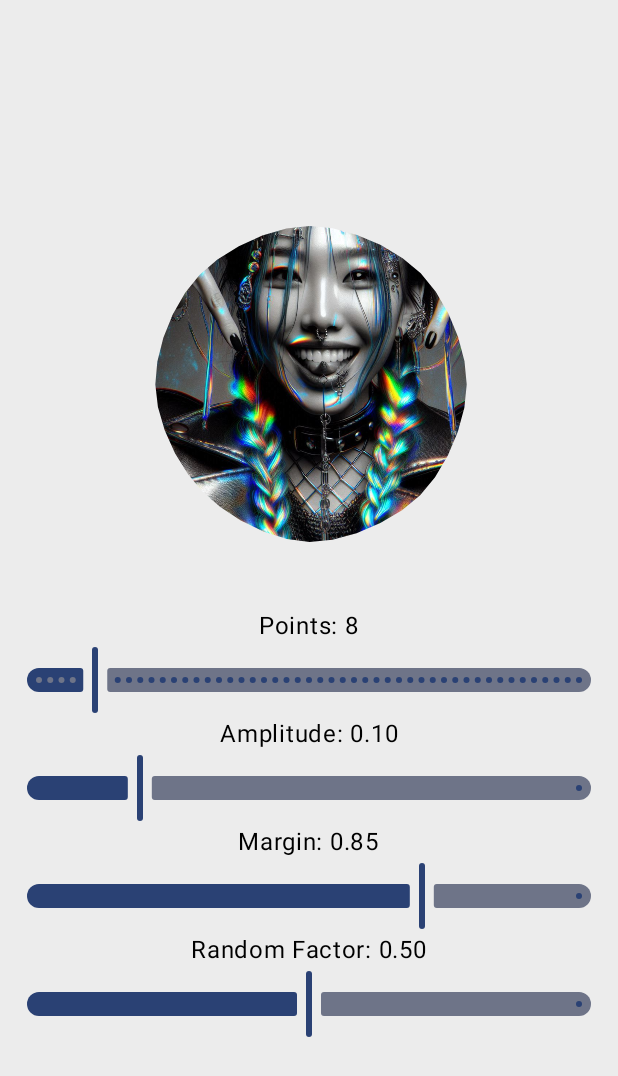
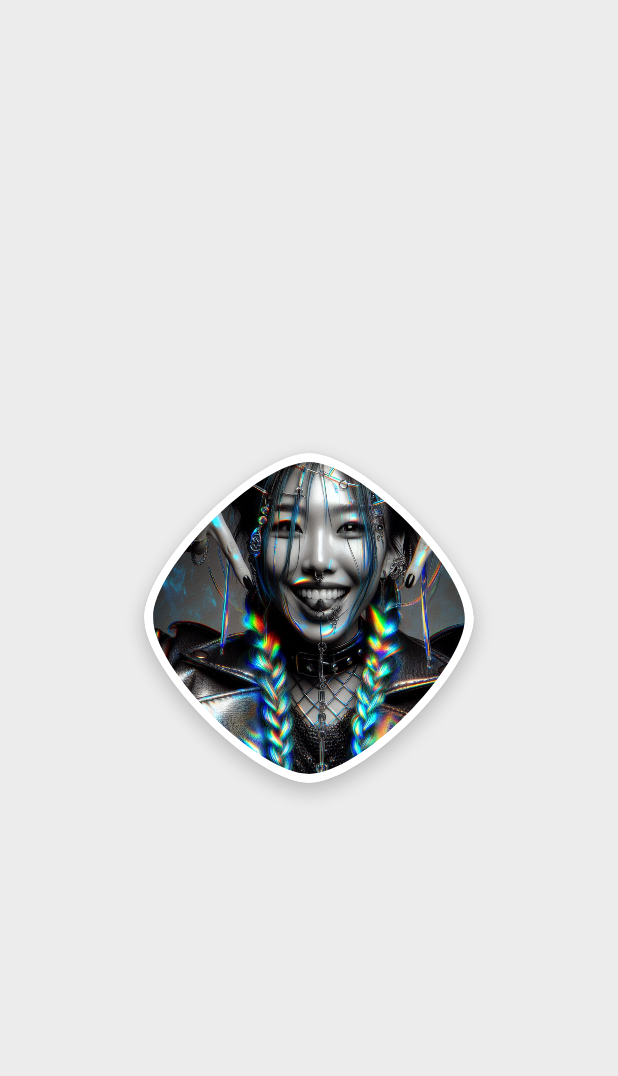
Before and after one commit to JumpingKeyCaps/BulgedComposeShaper, an Android app built with Jetpack Compose: the screen it shows after launch (MainActivity), on a phone screen of 412 x 824 dp. Shown: the top 1076 px of the screen. Run offline under Robolectric (Android 15) with nearby library versions, the phone set to English and light mode, and no system bars.

Commit message:
feature(main/): Virtual Rollback to demonstrate previous shape version in demo screenshot.

```diff
--- a/app/src/main/java/com/lebaillyapp/bulgedcomposeshaper/MainActivity.kt
+++ b/app/src/main/java/com/lebaillyapp/bulgedcomposeshaper/MainActivity.kt
@@ -1,19 +1,13 @@
 package com.lebaillyapp.bulgedcomposeshaper
 
-import android.graphics.BitmapFactory
 import android.os.Bundle
 import androidx.activity.ComponentActivity
 import androidx.activity.compose.setContent
 import androidx.activity.enableEdgeToEdge
 import androidx.compose.foundation.background
-import androidx.compose.foundation.layout.Arrangement
 import androidx.compose.foundation.layout.Box
-import androidx.compose.foundation.layout.Column
-import androidx.compose.foundation.layout.Spacer
 import androidx.compose.foundation.layout.fillMaxSize
-import androidx.compose.foundation.layout.height
 import androidx.compose.foundation.layout.padding
-import androidx.compose.foundation.layout.size
 import androidx.compose.material3.Scaffold
 import androidx.compose.material3.Slider
 import androidx.compose.material3.Text
@@ -48,23 +42,20 @@ class MainActivity : ComponentActivity() {
                        // 1 - Simple use demo
                      //  BulgedShapeDemo(modifier = Modifier.align(Alignment.Center))
                        // 2 - Animated demo
-                   //    BulgedAnimShapeDemo(modifier = Modifier.align(Alignment.Center))
+                       BulgedAnimShapeDemo(modifier = Modifier.align(Alignment.Center))
                        // 3 - Animated demo with idle mode
                  //      BulgedAnimFullDemo(modifier = Modifier.align(Alignment.Center))
 
                        // 4 - Animated demo blob
-
-
+                /**
                        val context = LocalContext.current
                        val imageBitmap: ImageBitmap = remember {
                            BitmapFactory.decodeResource(context.resources, R.drawable.demopic).asImageBitmap()
                        }
-
                        var pointCount by remember { mutableStateOf(8f) }
                        var amplitude by remember { mutableStateOf(0.1f) }
                        var marginFactor by remember { mutableStateOf(0.85f) }
                        var randomFactor by remember { mutableStateOf(0.5f) }
-
                        Column(
                            modifier = Modifier
                                .fillMaxSize()
@@ -73,7 +64,6 @@ class MainActivity : ComponentActivity() {
                            horizontalAlignment = Alignment.CenterHorizontally,
                            verticalArrangement = Arrangement.Center
                        ) {
-
                            SmoothBlobImageDemo(
                                bitmap = imageBitmap,
                                modifier = Modifier.size(250.dp),
@@ -82,9 +72,7 @@ class MainActivity : ComponentActivity() {
                                marginFactor = marginFactor,
                                randomFactor = randomFactor
                            )
-
                            Spacer(modifier = Modifier.height(24.dp))
-
                            Text(text = "Points: ${pointCount.toInt()}", color = Color.Black)
                            Slider(
                                value = pointCount,
@@ -93,7 +81,6 @@ class MainActivity : ComponentActivity() {
                                steps = 47,
                                modifier = Modifier.padding(horizontal = 16.dp)
                            )
-
                            Text(text = "Amplitude: ${"%.2f".format(amplitude)}", color = Color.Black)
                            Slider(
                                value = amplitude,
@@ -101,7 +88,6 @@ class MainActivity : ComponentActivity() {
                                valueRange = 0f..0.5f,
                                modifier = Modifier.padding(horizontal = 16.dp)
                            )
-
                            Text(text = "Margin: ${"%.2f".format(marginFactor)}", color = Color.Black)
                            Slider(
                                value = marginFactor,
@@ -109,7 +95,6 @@ class MainActivity : ComponentActivity() {
                                valueRange = 0.5f..1f,
                                modifier = Modifier.padding(horizontal = 16.dp)
                            )
-
                            Text(text = "Random Factor: ${"%.2f".format(randomFactor)}", color = Color.Black)
                            Slider(
                                value = randomFactor,
@@ -119,6 +104,10 @@ class MainActivity : ComponentActivity() {
                            )
                        }
 
+                    */
+
+
+
                    }
                 }
             }
```
